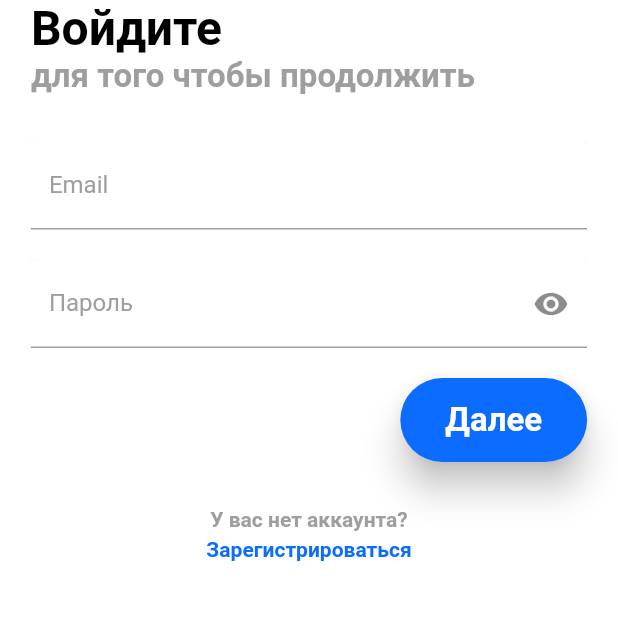
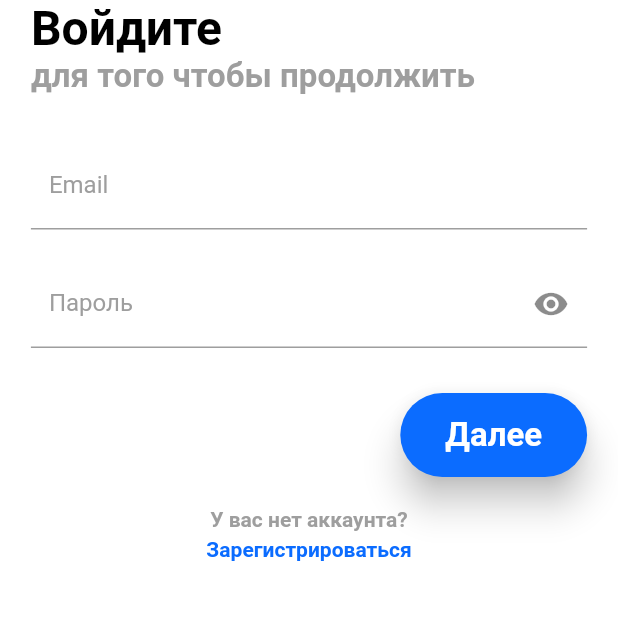
Before and after one commit to EgorShiryaev/Investments, a Flutter app: the screen it shows after launch, on a phone screen of 412 x 824 dp, the top half of it. Run offline on Flutter 3.47's test engine with Material 2 defaults, Android fonts, the light colour scheme and no system bars; our stand-ins replace flutter_bloc, flutter_secure_storage.

Commit message:
fix error style

```diff
--- a/lib/app_theme.dart
+++ b/lib/app_theme.dart
@@ -8,6 +8,7 @@ class AppTheme {
   static const _secondaryColor = Color(0xFF9E9E9E); // ~9%
   static const _tertiaryColor = Color(0xFF0B6CFF); // ~1%
   static const _onTertiaryColor = Color(0xFFFFFFFF);
+  static const _errorContainerColor = Color(0xFFFF0000);
 
   final _colorScheme = const ColorScheme.light(
     background: _backgroundColor,
@@ -17,6 +18,10 @@ class AppTheme {
     secondary: _secondaryColor,
     tertiary: _tertiaryColor,
     onTertiary: _onTertiaryColor,
+    errorContainer: _errorContainerColor,
+    error: _errorContainerColor,
+    onError: _errorContainerColor,
+    onErrorContainer: _errorContainerColor,
   );
 
   final _textTheme = const TextTheme(
@@ -48,13 +53,13 @@ class AppTheme {
   );
 
   final _inputDecorationTheme = const InputDecorationTheme(
+    filled: true,
     fillColor: _backgroundColor,
-    filled: true,
+    focusColor: _primaryColor,
     focusedBorder: InputBorder.none,
     enabledBorder: UnderlineInputBorder(
       borderSide: BorderSide(color: _secondaryColor, width: 1),
     ),
-    focusColor: _primaryColor,
     labelStyle: TextStyle(
       fontSize: 16,
       color: _secondaryColor,
--- a/lib/ui/components/form_text_field.dart
+++ b/lib/ui/components/form_text_field.dart
@@ -47,26 +47,35 @@ class _FormTextFieldState extends State<FormTextField> {
     });
   }
 
+  void focusNextField() {
+    if (widget.nextFocusNode == null) {
+      FocusScope.of(context).unfocus();
+    } else {
+      FocusScope.of(context).requestFocus(widget.nextFocusNode);
+    }
+  }
+
   @override
   Widget build(BuildContext context) {
     return Padding(
       padding: const EdgeInsets.symmetric(vertical: 10),
       child: Material(
+        color: Theme.of(context).colorScheme.background,
         elevation: isFocused ? 10 : 0,
         child: Focus(
           onFocusChange: changeIsFocus,
           child: TextFormField(
             decoration: InputDecoration(
               label: Text(widget.label),
-              suffixIcon: buildVisibleIcon(),
+              suffixIcon: widget.obscureText != true
+                  ? null
+                  : IconButton(
+                      icon: Icon(
+                          isHidden ? Icons.visibility : Icons.visibility_off),
+                      onPressed: changeIsVisible,
+                    ),
             ),
-            onEditingComplete: () {
-              if (widget.nextFocusNode == null) {
-                FocusScope.of(context).unfocus();
-              } else {
-                FocusScope.of(context).requestFocus(widget.nextFocusNode);
-              }
-            },
+            onEditingComplete: focusNextField,
             onFieldSubmitted: widget.onFieldSubmitted,
             focusNode: widget.focusNode,
             obscureText: isHidden,
@@ -77,14 +86,4 @@ class _FormTextFieldState extends State<FormTextField> {
       ),
     );
   }
-
-  Widget? buildVisibleIcon() {
-    if (widget.obscureText != true) {
-      return null;
-    }
-    return IconButton(
-      icon: Icon(isHidden ? Icons.visibility : Icons.visibility_off),
-      onPressed: changeIsVisible,
-    );
-  }
 }
--- a/lib/ui/components/forms/form_wrapper.dart
+++ b/lib/ui/components/forms/form_wrapper.dart
@@ -35,15 +35,13 @@ class _FormWrapperState extends State<FormWrapper> {
         crossAxisAlignment: CrossAxisAlignment.end,
         children: [
           ...widget.fields,
-          Padding(
-            padding: const EdgeInsets.symmetric(vertical: 10),
-            child: ElevatedButton(
-              onPressed: () {
-                changeToAlwaysValidateMode();
-                widget.onSubmit();
-              },
-              child: const Text('Далее'),
-            ),
+          const SizedBox(height: 20),
+          ElevatedButton(
+            onPressed: () {
+              changeToAlwaysValidateMode();
+              widget.onSubmit();
+            },
+            child: const Text('Далее'),
           )
         ],
       ),
```
Also changed, not shown: lib/ui/components/link.dart (+3 -4 lines).
